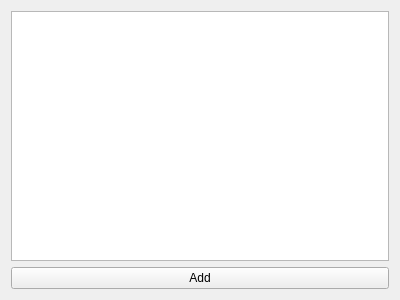
Qt form tux4kids-admin/src/manageClassesWidget.ui (deepakagg/tux4kids-admin) before a commit.
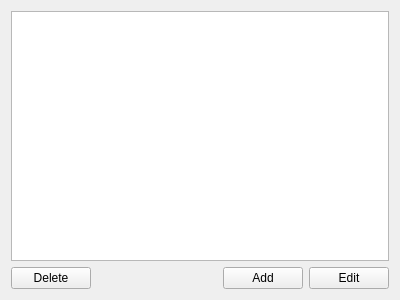
The same form after that commit.

The edit to the form file:
```diff
--- a/tux4kids-admin/src/manageClassesWidget.ui
+++ b/tux4kids-admin/src/manageClassesWidget.ui
@@ -34,11 +34,42 @@
     </widget>
    </item>
    <item>
+    <layout class="QHBoxLayout" name="horizontalLayout">
+     <item>
+      <widget class="QPushButton" name="deleteClassButton">
+       <property name="text">
+        <string>Delete</string>
+       </property>
+      </widget>
+     </item>
+     <item>
+      <spacer name="horizontalSpacer">
+       <property name="orientation">
+        <enum>Qt::Horizontal</enum>
+       </property>
+       <property name="sizeHint" stdset="0">
+        <size>
+         <width>40</width>
+         <height>20</height>
+        </size>
+       </property>
+      </spacer>
+     </item>
+     <item>
     <widget class="QPushButton" name="addClassButton">
      <property name="text">
       <string>Add</string>
      </property>
     </widget>
+     </item>
+     <item>
+      <widget class="QPushButton" name="editClassButton">
+       <property name="text">
+        <string>Edit</string>
+       </property>
+      </widget>
+     </item>
+    </layout>
    </item>
   </layout>
  </widget>
```
Lines whose indentation alone changed are shown as unchanged.
